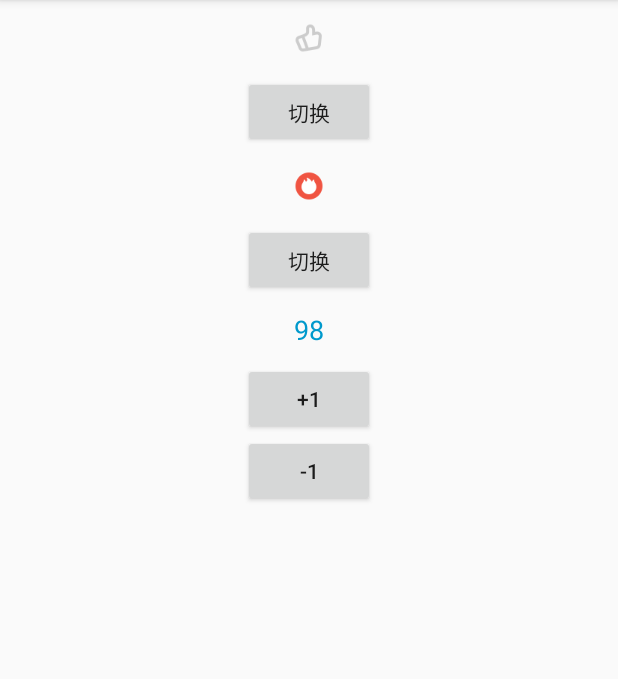
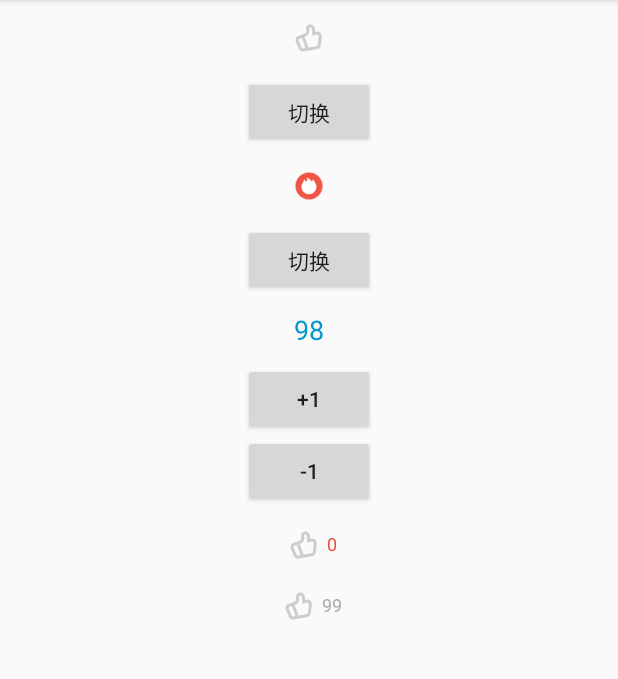
Before and after one commit to tangxiangpi/LikeAnimator, an Android app: the screen it shows after launch (MainActivity), on a phone screen of 412 x 824 dp, the part 84-763 px from its top. Run offline under Robolectric (Android 15) with nearby library versions, the phone set to English and light mode, and no system bars.

Commit message:
点赞图标+数字动画

```diff
--- a/app/src/main/java/com/wangsz/likeanimator/CountAnimatorView.java
+++ b/app/src/main/java/com/wangsz/likeanimator/CountAnimatorView.java
@@ -1,5 +1,7 @@
 package com.wangsz.likeanimator;
 
+import android.animation.Animator;
+import android.animation.AnimatorListenerAdapter;
 import android.animation.ObjectAnimator;
 import android.content.Context;
 import android.content.res.TypedArray;
@@ -100,6 +102,13 @@ public class CountAnimatorView extends View {
             mCount += change;
             ObjectAnimator animator = ObjectAnimator.ofFloat(this, "textOffY", 1, 0);
             animator.setDuration(300);
+            animator.addListener(new AnimatorListenerAdapter() {
+                @Override
+                public void onAnimationEnd(Animator animation) {
+                    super.onAnimationEnd(animation);
+                    requestLayout();
+                }
+            });
             animator.start();
         }
     }
@@ -151,17 +160,26 @@ public class CountAnimatorView extends View {
         return (int) (dipValue * scale + 0.5f);
     }
 
+    public void setCount(int count) {
+        mCount = count;
+        invalidate();
+    }
+
+    public int getCount() {
+        return mCount;
+    }
+
     /**
      * 加1
      */
-    public void addOne(){
+    public void addOne() {
         analyseCount(1);
     }
 
     /**
      * 减1
      */
-    public void minusOne(){
+    public void minusOne() {
         analyseCount(-1);
     }
 
--- /dev/null
+++ b/app/src/main/java/com/wangsz/likeanimator/IconCountView.java
@@ -0,0 +1,94 @@
+package com.wangsz.likeanimator;
+
+import android.content.Context;
+import android.content.res.TypedArray;
+import android.support.annotation.Nullable;
+import android.util.AttributeSet;
+import android.util.Log;
+import android.view.LayoutInflater;
+import android.view.View;
+import android.widget.LinearLayout;
+
+/**
+ * Created by wangsz on 2017/11/29.
+ */
+
+public class IconCountView extends LinearLayout implements View.OnClickListener {
+
+    private static final String TAG = "IconAnimatorView";
+
+    private static final int QUICK_CLIKC_INTERVAL = 500;
+    private long lastClickTime;
+
+    private IconAnimatorView mIconAnimatorView;
+    private CountAnimatorView mCountAnimatorView;
+
+    public IconCountView(Context context) {
+        this(context, null);
+    }
+
+    public IconCountView(Context context, @Nullable AttributeSet attrs) {
+        this(context, attrs, 0);
+    }
+
+    public IconCountView(Context context, @Nullable AttributeSet attrs, int defStyleAttr) {
+        super(context, attrs, defStyleAttr);
+        TypedArray typedArray = context.obtainStyledAttributes(attrs, R.styleable.IconCountView);
+        int xmlId = typedArray.getResourceId(R.styleable.IconCountView_ic_view_id,R.layout.icon_count_view);
+        typedArray.recycle();
+
+        LayoutInflater.from(context).inflate(xmlId, this,true);
+
+        init();
+    }
+
+    private void init() {
+
+        mIconAnimatorView = (IconAnimatorView) findViewById(R.id.icv_iav);
+        mCountAnimatorView = (CountAnimatorView) findViewById(R.id.icv_cav);
+
+        mIconAnimatorView.setClickable(false);
+
+        setInitData(mIconAnimatorView.getIconSelected(),mCountAnimatorView.getCount());
+
+        setOnClickListener(this);
+
+
+    }
+
+    @Override
+    public void onClick(View view) {
+
+        if (System.currentTimeMillis() - lastClickTime < QUICK_CLIKC_INTERVAL){
+            Log.e(TAG,"短时间快速无效点击");
+            lastClickTime = System.currentTimeMillis();
+            return;
+        }
+
+        lastClickTime = System.currentTimeMillis();
+
+        if (mIconAnimatorView.getIconSelected()){
+            mIconAnimatorView.setIconSelected(false,true);
+            mCountAnimatorView.minusOne();
+        } else {
+            mIconAnimatorView.setIconSelected(true,true);
+            mCountAnimatorView.addOne();
+        }
+
+    }
+
+    /**
+     * 设置初始数据
+     * @param selected
+     * @param count
+     */
+    public void setInitData(boolean selected,int count){
+        if (count < 0){
+            Log.e(TAG,"count 不能小于0");
+            return;
+        }
+        mIconAnimatorView.setIconSelected(selected,false);
+        mCountAnimatorView.setCount(count);
+    }
+
+}
--- a/app/src/main/res/layout/activity_main.xml
+++ b/app/src/main/res/layout/activity_main.xml
@@ -62,4 +62,16 @@
         android:layout_gravity="center"
         android:text="-1" />
 
+    <com.wangsz.likeanimator.IconCountView
+        android:layout_gravity="center"
+        android:layout_width="wrap_content"
+        android:padding="10dp"
+        android:layout_height="wrap_content"/>
+
+    <com.wangsz.likeanimator.IconCountView
+        android:layout_gravity="center"
+        android:layout_width="wrap_content"
+        app:ic_view_id="@layout/my_icon_count_view"
+        android:layout_height="wrap_content"/>
+
 </LinearLayout>
--- /dev/null
+++ b/app/src/main/res/layout/icon_count_view.xml
@@ -0,0 +1,19 @@
+<?xml version="1.0" encoding="utf-8"?>
+<RelativeLayout xmlns:android="http://schemas.android.com/apk/res/android"
+    android:layout_width="wrap_content"
+    android:layout_height="wrap_content">
+
+    <com.wangsz.likeanimator.IconAnimatorView
+        android:id="@+id/icv_iav"
+        android:layout_width="wrap_content"
+        android:layout_height="wrap_content"
+        android:layout_centerVertical="true" />
+
+    <com.wangsz.likeanimator.CountAnimatorView
+        android:id="@+id/icv_cav"
+        android:layout_width="wrap_content"
+        android:layout_height="wrap_content"
+        android:layout_centerVertical="true"
+        android:layout_toRightOf="@+id/icv_iav" />
+
+</RelativeLayout>
--- /dev/null
+++ b/app/src/main/res/layout/my_icon_count_view.xml
@@ -0,0 +1,22 @@
+<?xml version="1.0" encoding="utf-8"?>
+<RelativeLayout xmlns:android="http://schemas.android.com/apk/res/android"
+    xmlns:app="http://schemas.android.com/apk/res-auto"
+    android:layout_width="wrap_content"
+    android:layout_height="wrap_content">
+
+    <com.wangsz.likeanimator.IconAnimatorView
+        android:id="@+id/icv_iav"
+        android:layout_width="wrap_content"
+        app:ia_selected="false"
+        android:layout_height="wrap_content" />
+
+    <com.wangsz.likeanimator.CountAnimatorView
+        android:id="@+id/icv_cav"
+        android:layout_width="wrap_content"
+        android:layout_height="wrap_content"
+        android:layout_toRightOf="@+id/icv_iav"
+        android:layout_centerVertical="true"
+        app:ca_count="99"
+        app:ca_text_color="@android:color/darker_gray" />
+
+</RelativeLayout>
--- a/app/src/main/res/values/attrs.xml
+++ b/app/src/main/res/values/attrs.xml
@@ -14,5 +14,8 @@
         <attr name="ca_textsize" format="dimension"/>
     </declare-styleable>
 
+    <declare-styleable name="IconCountView">
+        <attr name="ic_view_id" format="reference"/>
+    </declare-styleable>
 
 </resources>
```
